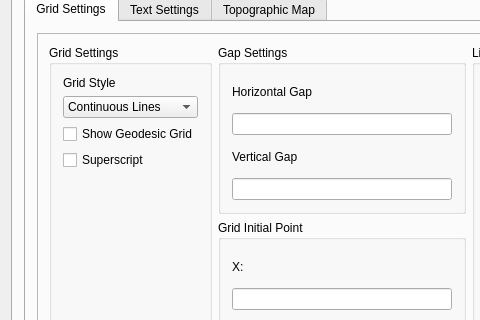
Before: the Qt Designer form src/terralib/layout/qt/ui/GridSettings.ui in claudiobogossian/terraprint, drawn with Qt 5; both pictures show x 0 to 480 and y 108 to 428 of the 711 by 573 pixel window.
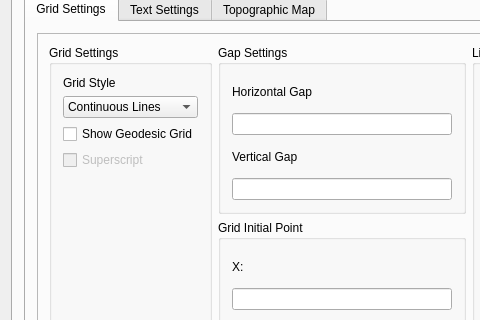
After: the same form once the commit is applied. The open tabs and pages were chosen to show the change.

Diff of the .ui file:
```diff
--- a/src/terralib/layout/qt/ui/GridSettings.ui
+++ b/src/terralib/layout/qt/ui/GridSettings.ui
@@ -2079,6 +2079,9 @@
                        </item>
                        <item>
                         <widget class="QCheckBox" name="chkSuperscriptGeoText">
+                         <property name="enabled">
+                          <bool>false</bool>
+                         </property>
                          <property name="text">
                           <string>Superscript</string>
                          </property>
```
Left out of the diff: 3 changed lines with no effect on the pictures.
